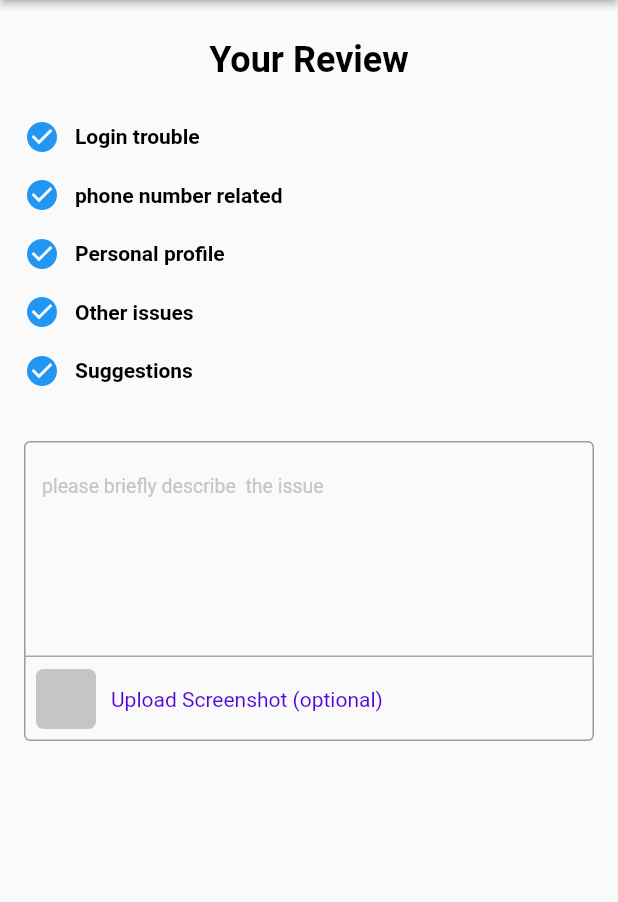
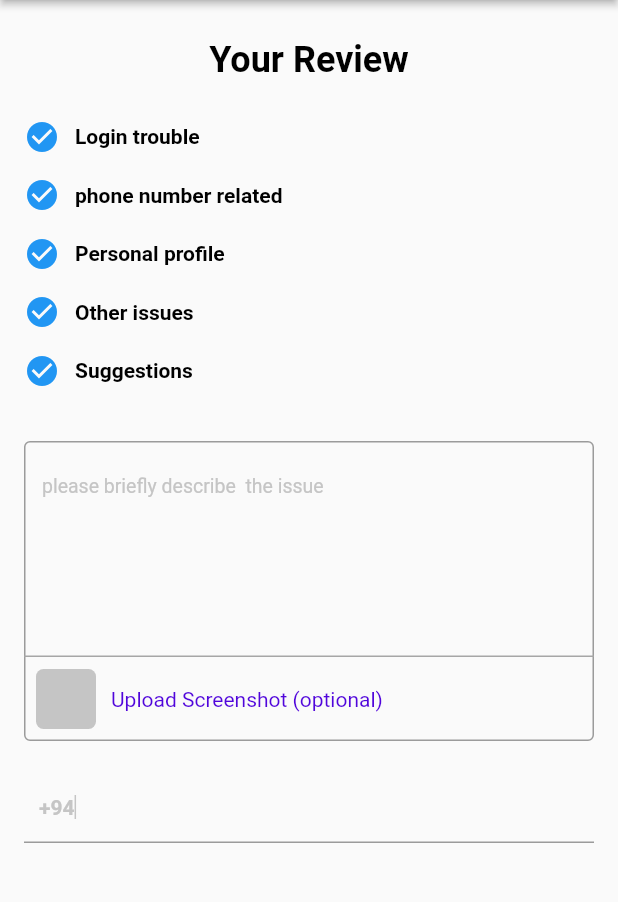
Before and after one commit to Nadil97/feedback_page_1.1, a Flutter app: the screen it shows after launch, on a phone screen of 412 x 824 dp, the part 84-986 px from its top. Run offline on Flutter 3.47's test engine with Material 2 defaults, Android fonts, the phone set to English and light mode, and no system bars.

```diff
--- a/feedback/lib/Screens/feedback.dart
+++ b/feedback/lib/Screens/feedback.dart
@@ -55,7 +55,7 @@ class feedback extends StatelessWidget {
             SizedBox(
               height: 20.0,
             ),
-            //buildNumberField(),
+            buildNumberField(),
             Spacer(),
             Row(
               children: <Widget>[
@@ -88,6 +88,42 @@ class feedback extends StatelessWidget {
   //     required Color color,
   //     required EdgeInsets Padding,
   //     required Text child}) {}
+}
+
+buildNumberField() {
+  return TextField(
+    style: TextStyle(color: Colors.black),
+    decoration: InputDecoration(
+      contentPadding: EdgeInsets.all(0.0),
+      prefixIcon: Row(
+        mainAxisSize: MainAxisSize.min,
+        children: <Widget>[
+          Container(
+            decoration: BoxDecoration(
+              border: Border(
+                  right: BorderSide(width: 1.0, color: Color(0xFFC5C5C5))),
+            ),
+            child: Row(
+              mainAxisSize: MainAxisSize.min,
+              children: <Widget>[
+                SizedBox(
+                  width: 10.0,
+                ),
+                Text(
+                  "+94",
+                  style: TextStyle(
+                    fontWeight: FontWeight.bold,
+                    color: Color(0xFFC5C5C5),
+                  ),
+                ),
+
+              ],
+            ),
+          ),
+        ],
+      ),
+    ),
+  );
 }
 
 buildFeedbackForm() {
```
